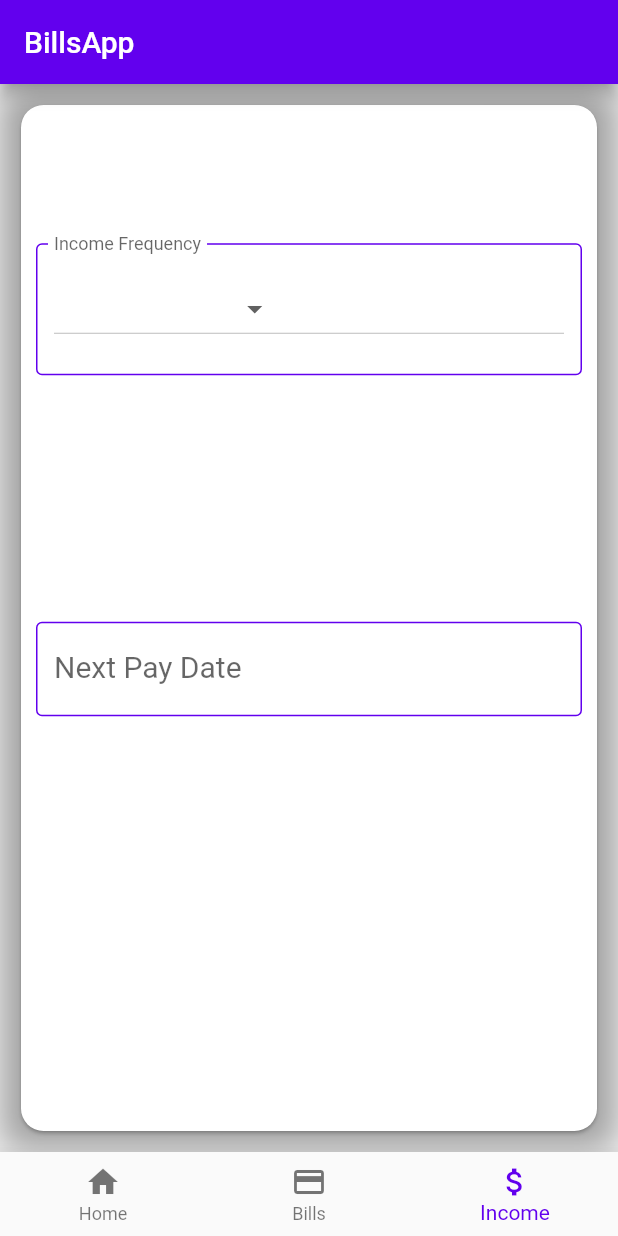
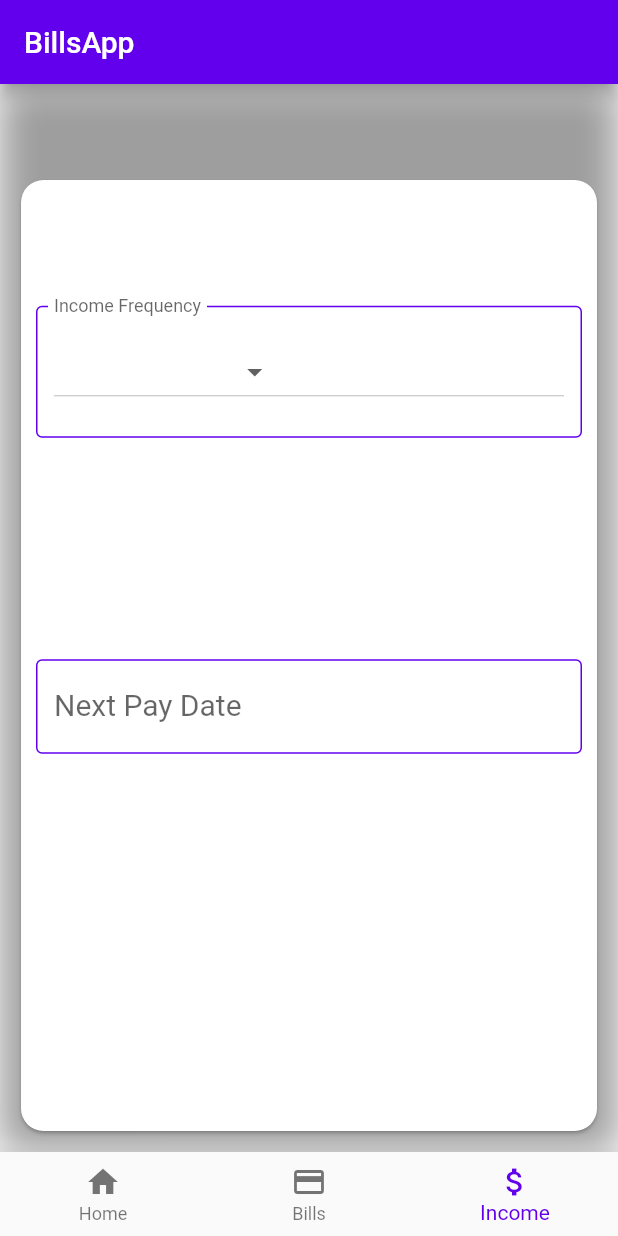
Before and after one commit to bpmeek/BillsAppFlutter, a Flutter app: the screen it shows after launch, item 3 of the bottom bar chosen, on a phone screen of 412 x 824 dp. Run offline on Flutter 3.47's test engine with Material 2 defaults, Android fonts, the phone set to English and light mode, and no system bars; our stand-ins replace jiffy, shared_preferences; missing offline and left inert: firebase_admob, rect_getter; accounts and stored records are empty.

```diff
--- a/lib/mainFree.dart
+++ b/lib/mainFree.dart
@@ -1,3 +1,4 @@
+import 'package:firebase_admob/firebase_admob.dart';
 import 'package:billsappflutter/resources/Flavors.dart';
 import 'package:flutter/material.dart';
 import 'package:flutter/services.dart';
@@ -46,16 +47,68 @@ class _MyBottomNavigationBarState extends State<MyBottomNavigationBar> {
   }
 
   @override
-  void initState(){
+  void initState() {
     super.initState();
     SystemChrome.setPreferredOrientations([
       DeviceOrientation.portraitUp,
     ]);
   }
 
+  static const String testDevices = 'Mobile_id';
+
+  static const MobileAdTargetingInfo targetingInfo = MobileAdTargetingInfo(
+    testDevices: testDevices != null ? <String>[testDevices] : null,
+    nonPersonalizedAds: true,
+    keywords: <String>['Finance', 'Bills', 'Income'],
+  );
+
+  BannerAd _bannerAd;
+  GlobalKey _titleKey = GlobalKey();
+
+  //double
+  _getOffset() {
+    final RenderBox renderBox = _titleKey.currentContext.findRenderObject();
+    final titleHeight = renderBox.size.height;
+    final titlePositionHeight = renderBox.localToGlobal(Offset.zero).dy;
+    return titleHeight + titlePositionHeight;
+  }
+
+  BannerAd createBannerAd() {
+    return BannerAd(
+        //TODO change adUnitId
+        adUnitId: BannerAd.testAdUnitId,
+        size: AdSize.fullBanner,
+        targetingInfo: targetingInfo,
+        listener: (MobileAdEvent event) {
+          print("BannerAd $event");
+        });
+  }
+
+  _setAds() {
+    FirebaseAdMob.instance.initialize(appId: BannerAd.testAdUnitId);
+    double offset = _getOffset();
+    _bannerAd = createBannerAd()
+      ..load()
+      ..show(anchorType: AnchorType.top, anchorOffset: offset);
+  }
+
+  @override
+  void dispose() {
+    _bannerAd.dispose();
+    super.dispose();
+  }
+
   @override
   Widget build(BuildContext context) {
+    WidgetsBinding.instance.addPostFrameCallback((_) {
+      _setAds();
+    });
     return new Scaffold(
+      appBar: new AppBar(
+        key: _titleKey,
+        title: new Text("BillsApp"),
+        backgroundColor: Color(0xFF6200EE),
+      ),
       body: _children[_currentIndex],
       bottomNavigationBar: BottomNavigationBar(
           onTap: onTappedBar,
--- a/lib/mainPaid.dart
+++ b/lib/mainPaid.dart
@@ -56,6 +56,10 @@ class _MyBottomNavigationBarState extends State<MyBottomNavigationBar> {
   @override
   Widget build(BuildContext context) {
     return new Scaffold(
+      appBar: new AppBar(
+        title: new Text("BillsApp"),
+        backgroundColor: Color(0xFF6200EE),
+      ),
       body: _children[_currentIndex],
       bottomNavigationBar: BottomNavigationBar(
           onTap: onTappedBar,
--- a/lib/pages/IncomePage.dart
+++ b/lib/pages/IncomePage.dart
@@ -1,3 +1,4 @@
+import 'package:billsappflutter/resources/Flavors.dart';
 import 'package:billsappflutter/services/PayFrequency.dart';
 import 'package:flutter/material.dart';
 import 'package:jiffy/jiffy.dart';
@@ -12,6 +13,8 @@ class _IncomePageState extends State<IncomePage> {
   PayInfo income = new PayInfo();
   final _datecontroller = TextEditingController();
   DateTime selectedDate = DateTime.now();
+
+  double adOffset = 10.0;
 
   List<PayFrequency> _incomeList = <PayFrequency>[
     PayFrequency("Every 7 days", 7),
@@ -42,6 +45,11 @@ class _IncomePageState extends State<IncomePage> {
     _datecontroller.addListener(() {
       _datecontroller.value = _datecontroller.value.copyWith();
     });
+
+    if (env.flavor == BuildFlavor.free) {
+      adOffset = 60.0;
+    }
+
     super.initState();
   }
 
@@ -63,10 +71,6 @@ class _IncomePageState extends State<IncomePage> {
   @override
   Widget build(BuildContext context) {
     return new Scaffold(
-        appBar: new AppBar(
-          title: new Text("BillsApp"),
-          backgroundColor: Color(0xFF6200EE),
-        ),
         body: Container(
           child: FutureBuilder(
             future: _loadData(),
@@ -80,7 +84,7 @@ class _IncomePageState extends State<IncomePage> {
                         blurRadius: 20.0,
                       )
                     ]),
-                    padding: EdgeInsets.all(10),
+                    padding: EdgeInsets.only(left: 10, right: 10, bottom: 10, top: adOffset),
                     child: Card(
                       shape: RoundedRectangleBorder(
                         borderRadius: BorderRadius.circular(15.0),
```
Also changed, not shown: lib/pages/BillEdit.dart (+6 -1 lines), lib/pages/BillNew.dart (+8 -1 lines), lib/pages/BillsPage.dart (+15 -4 lines), lib/pages/HomePage.dart (+2 -7 lines).
